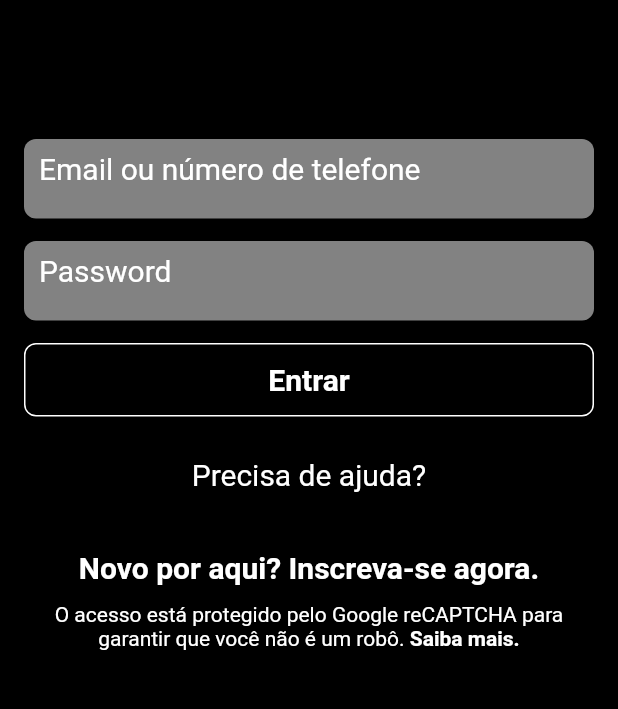
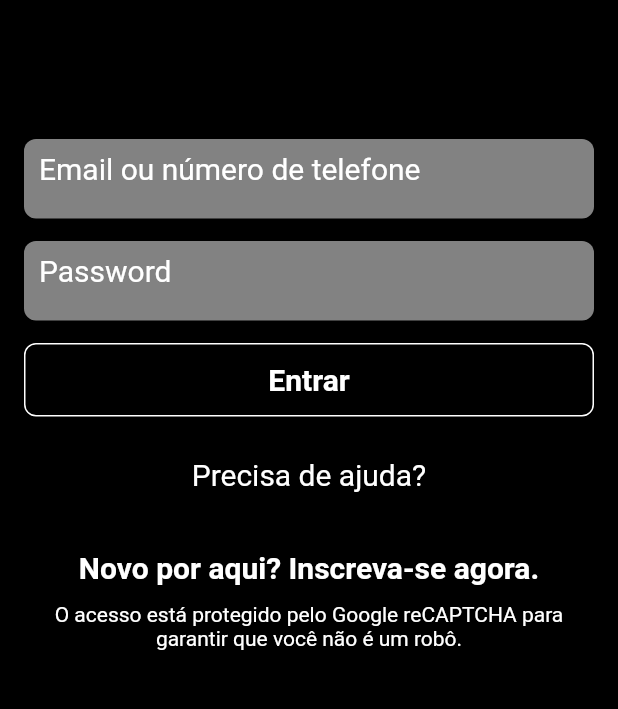
Before and after one commit to JulioHey/Netflix_UI, a Flutter app: the screen it shows after launch, on a phone screen of 412 x 824 dp, the part 65-774 px from its top. Run offline on Flutter 3.47's test engine with Material 2 defaults, Android fonts, the phone set to English and light mode, and no system bars; our stand-ins replace go_router.

Commit message:
Minor fixes and enhances

```diff
--- a/lib/pages/login.dart
+++ b/lib/pages/login.dart
@@ -83,7 +83,7 @@ class _LoginPageState extends State<LoginPage> {
               onPressed: () {
                 showDialog(
                     context: context, builder: (_) => const SplashScreen());
-                Future.delayed(const Duration(seconds: 5), () {
+                Future.delayed(const Duration(seconds: 2), () {
                   Navigator.of(context).pop();
                   context.goNamed(Pages.chosseProfile.toName);
                 });
@@ -127,7 +127,7 @@ class _LoginPageState extends State<LoginPage> {
                         'O acesso está protegido pelo Google reCAPTCHA para garantir que você não é um robô.',
                   ),
                   TextSpan(
-                      text: ' Saiba mais.',
+                      text: showSaibaMais ? ' Saiba mais.' : "",
                       style: const TextStyle(fontWeight: FontWeight.bold),
                       recognizer: TapGestureRecognizer()
                         ..onTap = () {
```
